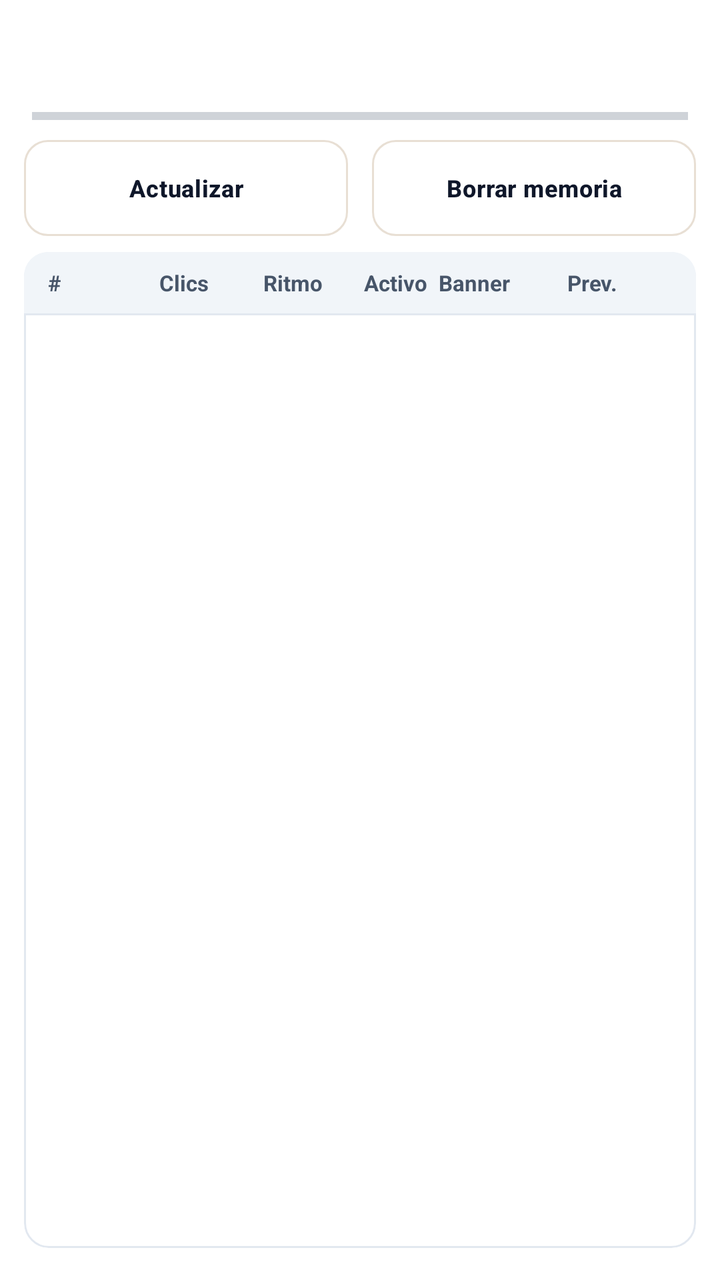
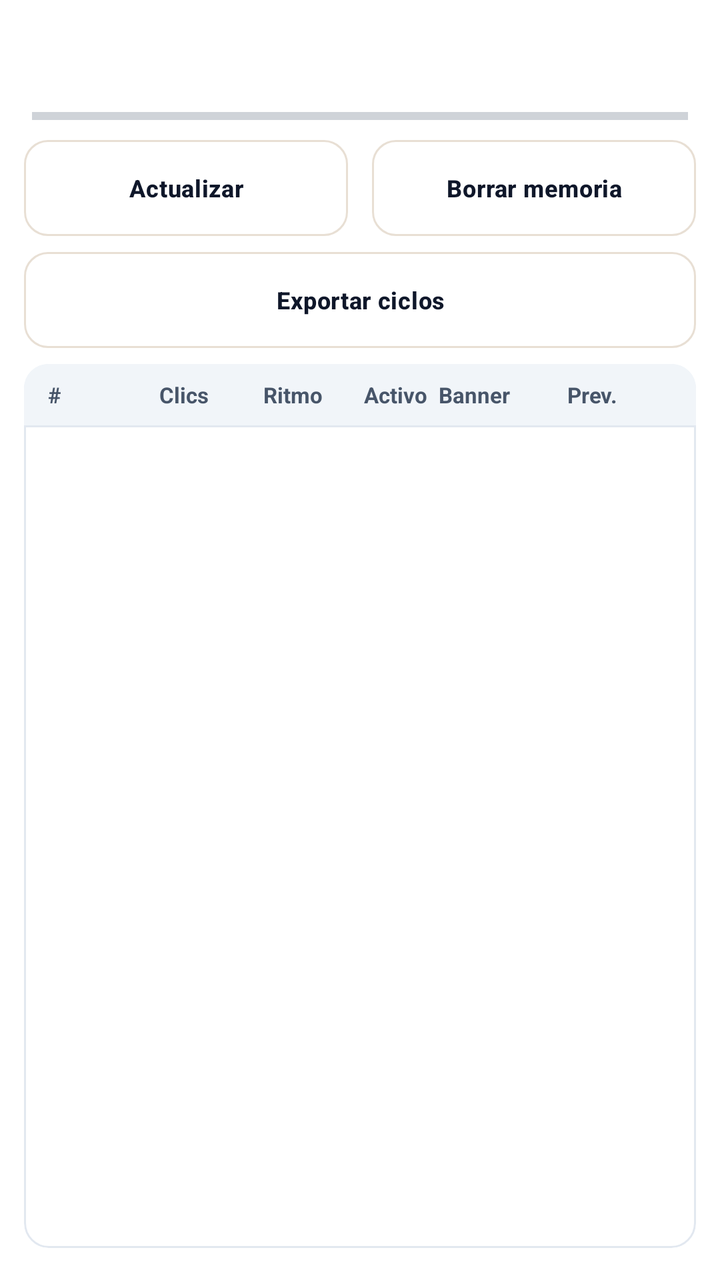

The first picture is an Android layout as it rendered before a commit; the second is the same layout after the commit. The layout source and the unified diff follow.
<!-- AndroidManifest.xml: application theme AppTheme -->
<!-- res/layout/activity_refresh_cycles.xml -->
<?xml version="1.0" encoding="utf-8"?>
<LinearLayout xmlns:android="http://schemas.android.com/apk/res/android"
    xmlns:app="http://schemas.android.com/apk/res-auto"
    android:layout_width="match_parent"
    android:layout_height="match_parent"
    android:orientation="vertical"
    android:background="@color/bg_page">

    <TextView
        android:id="@+id/tvRefreshCyclesSummary"
        android:layout_width="match_parent"
        android:layout_height="wrap_content"
        android:paddingStart="16dp"
        android:paddingEnd="16dp"
        android:paddingTop="12dp"
        android:paddingBottom="4dp"
        android:textColor="@color/text_primary"
        android:textSize="13sp"
        android:textIsSelectable="true" />

    <TextView
        android:id="@+id/tvRefreshCyclesProgress"
        android:layout_width="match_parent"
        android:layout_height="wrap_content"
        android:paddingStart="16dp"
        android:paddingEnd="16dp"
        android:paddingBottom="4dp"
        android:textColor="@color/text_secondary"
        android:textSize="12sp" />

    <ProgressBar
        android:id="@+id/barRefreshCyclesProgress"
        style="?android:attr/progressBarStyleHorizontal"
        android:layout_width="match_parent"
        android:layout_height="8dp"
        android:layout_marginStart="16dp"
        android:layout_marginEnd="16dp"
        android:layout_marginBottom="8dp"
        android:max="100"
        android:progress="0" />

    <LinearLayout
        android:layout_width="match_parent"
        android:layout_height="wrap_content"
        android:orientation="horizontal"
        android:paddingStart="12dp"
        android:paddingEnd="12dp"
        android:paddingBottom="8dp">

        <com.google.android.material.button.MaterialButton
            android:id="@+id/btnRefreshCyclesReload"
            style="@style/SparkButtonSecondary"
            android:layout_width="0dp"
            android:layout_height="wrap_content"
            android:layout_weight="1"
            android:layout_marginEnd="6dp"
            android:text="@string/config_refresh_guard_update"
            android:textSize="12sp" />

        <com.google.android.material.button.MaterialButton
            android:id="@+id/btnRefreshCyclesClear"
            style="@style/SparkButtonSecondary"
            android:layout_width="0dp"
            android:layout_height="wrap_content"
            android:layout_weight="1"
            android:layout_marginStart="6dp"
            android:text="@string/config_refresh_guard_clear"
            android:textSize="12sp" />
    </LinearLayout>

    <LinearLayout
        android:id="@+id/boxRefreshCyclesTable"
        android:layout_width="match_parent"
        android:layout_height="0dp"
        android:layout_weight="1"
        android:layout_marginStart="12dp"
        android:layout_marginEnd="12dp"
        android:layout_marginBottom="16dp"
        android:orientation="vertical"
        android:background="@drawable/stat_card"
        android:clipToOutline="true">

        <LinearLayout
            android:id="@+id/rowRefreshCyclesHeader"
            android:layout_width="match_parent"
            android:layout_height="wrap_content"
            android:orientation="horizontal"
            android:gravity="center_vertical"
            android:background="@color/bg_secondary"
            android:paddingStart="12dp"
            android:paddingEnd="12dp"
            android:paddingTop="8dp"
            android:paddingBottom="8dp">

            <TextView
                style="@style/RefreshCycleColHeader"
                android:layout_weight="0.7"
                android:text="@string/refresh_cycles_col_n" />

            <TextView
                style="@style/RefreshCycleColHeader"
                android:layout_weight="0.85"
                android:gravity="end"
                android:text="@string/refresh_cycles_col_clicks" />

            <TextView
                style="@style/RefreshCycleColHeader"
                android:layout_weight="1.1"
                android:gravity="end"
                android:text="@string/refresh_cycles_col_pace" />

            <TextView
                style="@style/RefreshCycleColHeader"
                android:layout_weight="1.0"
                android:gravity="end"
                android:text="@string/refresh_cycles_col_active" />

            <TextView
                style="@style/RefreshCycleColHeader"
                android:layout_weight="1.35"
                android:paddingStart="6dp"
                android:paddingEnd="4dp"
                android:text="@string/refresh_cycles_col_banner" />

            <TextView
                style="@style/RefreshCycleColHeader"
                android:layout_weight="1.0"
                android:text="@string/refresh_cycles_col_prev" />
        </LinearLayout>

        <View
            android:layout_width="match_parent"
            android:layout_height="1dp"
            android:background="@color/border_subtle" />

        <androidx.recyclerview.widget.RecyclerView
            android:id="@+id/rvRefreshCycles"
            android:layout_width="match_parent"
            android:layout_height="0dp"
            android:layout_weight="1"
            android:clipToPadding="false"
            android:paddingBottom="8dp"
            app:layoutManager="androidx.recyclerview.widget.LinearLayoutManager" />
    </LinearLayout>
</LinearLayout>
<!-- resources referenced by this layout -->
<resources>
  <color name="bg_page">#FFFFFF</color>
  <color name="bg_secondary">#F1F5F9</color>
  <color name="border_subtle">#E2E8F0</color>
  <color name="text_primary">#0F172A</color>
  <color name="text_secondary">#475569</color>
  <!-- drawable stat_card (drawable) -->
  <?xml version="1.0" encoding="utf-8"?>
  <shape xmlns:android="http://schemas.android.com/apk/res/android">
      <solid android:color="@color/bg_card"/>
      <stroke android:width="1dp" android:color="@color/border_subtle"/>
      <corners android:radius="12dp"/>
  </shape>
  <string name="config_refresh_guard_clear">Borrar memoria</string>
  <string name="config_refresh_guard_update">Actualizar</string>
  <string name="refresh_cycles_col_active">Activo</string>
  <string name="refresh_cycles_col_banner">Banner</string>
  <string name="refresh_cycles_col_clicks">Clics</string>
  <string name="refresh_cycles_col_n">#</string>
  <string name="refresh_cycles_col_pace">Ritmo</string>
  <string name="refresh_cycles_col_prev">Prev.</string>
  <style name="RefreshCycleColHeader" parent="RefreshCycleCol">
          <item name="android:textSize">11sp</item>
          <item name="android:textColor">@color/text_secondary</item>
          <item name="android:textStyle">bold</item>
      </style>
  <color name="bg_card">#FFFFFF</color>
  <style name="RefreshCycleCol">
          <item name="android:layout_width">0dp</item>
          <item name="android:layout_height">wrap_content</item>
          <item name="android:ellipsize">end</item>
          <item name="android:maxLines">1</item>
          <item name="android:textSize">12sp</item>
          <item name="android:textColor">@color/text_primary</item>
      </style>
  <color name="border_input">#E8DFD4</color>
  <color name="colorPrimary">#FFFFFF</color>
  <color name="colorPrimaryDark">#FFFFFF</color>
  <color name="colorAccent">#3B82F6</color>
  <style name="SparkSwitch" parent="Widget.MaterialComponents.CompoundButton.Switch">
          <item name="thumbTint">@color/header_switch_thumb</item>
          <item name="trackTint">@color/switch_track_selector</item>
      </style>
  <style name="PichiXTextInputLayout" parent="Widget.MaterialComponents.TextInputLayout.OutlinedBox">
          <item name="boxBackgroundColor">@color/bg_input</item>
          <item name="boxStrokeColor">@color/border_input</item>
          <item name="hintTextColor">@color/text_secondary</item>
          <item name="android:textColorHint">@color/text_hint</item>
      </style>
  <color name="button_primary_bg">#3B82F6</color>
  <color name="button_primary_text">#FFFFFF</color>
  <style name="SparkAlertDialogTitle" parent="MaterialAlertDialog.MaterialComponents.Title.Text">
          <item name="android:textColor">@color/text_primary</item>
      </style>
  <style name="SparkAlertDialogBody" parent="MaterialAlertDialog.MaterialComponents.Body.Text">
          <item name="android:textColor">@color/text_secondary</item>
      </style>
  <style name="SparkAlertDialogButton" parent="Widget.MaterialComponents.Button.TextButton.Dialog">
          <item name="android:textColor">@color/colorAccent</item>
          <item name="rippleColor">@color/sidebar_ripple</item>
      </style>
  <color name="bg_input">#FFF8F0</color>
  <color name="text_hint">#94A3B8</color>
  <color name="sidebar_ripple">#1A3B82F6</color>
  <!-- unchanged entries left out for length: 4 -->
</resources>

<!-- the commit's change to res/layout/activity_refresh_cycles.xml (unified diff, before → after) -->
@@ -67,6 +67,17 @@
             android:text="@string/config_refresh_guard_clear"
             android:textSize="12sp" />
     </LinearLayout>
+
+    <com.google.android.material.button.MaterialButton
+        android:id="@+id/btnRefreshCyclesExport"
+        style="@style/SparkButtonSecondary"
+        android:layout_width="match_parent"
+        android:layout_height="wrap_content"
+        android:layout_marginStart="12dp"
+        android:layout_marginEnd="12dp"
+        android:layout_marginBottom="8dp"
+        android:text="@string/refresh_cycles_export"
+        android:textSize="12sp" />
 
     <LinearLayout
         android:id="@+id/boxRefreshCyclesTable"
<!-- resource entries referenced after the edit -->
@@ -20,6 +20,7 @@
   <string name="refresh_cycles_col_n">#</string>
   <string name="refresh_cycles_col_pace">Ritmo</string>
   <string name="refresh_cycles_col_prev">Prev.</string>
+  <string name="refresh_cycles_export">Exportar ciclos</string>
   <style name="RefreshCycleColHeader" parent="RefreshCycleCol">
           <item name="android:textSize">11sp</item>
           <item name="android:textColor">@color/text_secondary</item>
